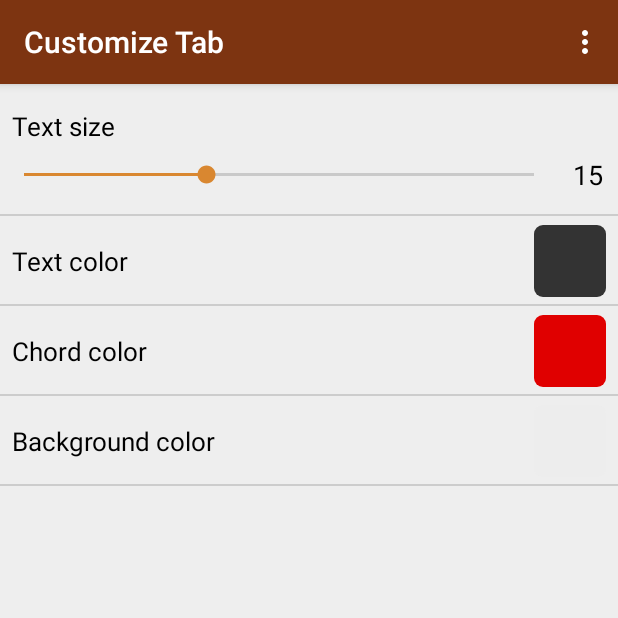
After one commit to mariusivas/my-ukulele-songs, an Android app: the CustomizeTabActivity screen opened directly, with no data from a screen before it, on a phone screen of 412 x 824 dp, the top half of it. The commit adds this screen. Run offline under Robolectric (Android 15) with nearby library versions, the phone set to English and light mode, and no system bars; libraries missing offline, so code that uses them is left out: com.flask.colorpicker.

Commit message:
Added customizations

```diff
--- /dev/null
+++ b/app/src/main/java/com/mivas/myukulelesongs/exception/NoSongsException.kt
@@ -0,0 +1,4 @@
+package com.mivas.myukulelesongs.exception
+
+class NoSongsException : Exception() {
+}
--- /dev/null
+++ b/app/src/main/java/com/mivas/myukulelesongs/ui/activity/CustomizeTabActivity.kt
@@ -0,0 +1,133 @@
+package com.mivas.myukulelesongs.ui.activity
+
+import android.content.DialogInterface
+import android.content.Intent
+import androidx.appcompat.app.AppCompatActivity
+import android.os.Bundle
+import android.view.Menu
+import android.view.MenuItem
+import android.widget.SeekBar
+import android.widget.Toast
+import androidx.appcompat.app.AlertDialog
+import androidx.lifecycle.ViewModelProviders
+import com.flask.colorpicker.ColorPickerView
+import com.flask.colorpicker.builder.ColorPickerClickListener
+import com.flask.colorpicker.builder.ColorPickerDialogBuilder
+import com.mivas.myukulelesongs.R
+import com.mivas.myukulelesongs.util.Constants
+import com.mivas.myukulelesongs.viewmodel.CustomizeTabViewModel
+import com.mivas.myukulelesongs.viewmodel.SongsViewModel
+import kotlinx.android.synthetic.main.activity_customize_tab.*
+import org.jetbrains.anko.alert
+
+class CustomizeTabActivity : AppCompatActivity() {
+
+    private lateinit var viewModel: CustomizeTabViewModel
+
+    override fun onCreate(savedInstanceState: Bundle?) {
+        super.onCreate(savedInstanceState)
+        setContentView(R.layout.activity_customize_tab)
+
+        title = getString(R.string.customize_tab_activity_title)
+        viewModel = ViewModelProviders.of(this).get(CustomizeTabViewModel::class.java)
+
+        initViews()
+        initListeners()
+    }
+
+    override fun onCreateOptionsMenu(menu: Menu?): Boolean {
+        menuInflater.inflate(R.menu.menu_customize_tab, menu)
+        return true
+    }
+
+    override fun onOptionsItemSelected(item: MenuItem): Boolean {
+        return when (item.itemId) {
+            R.id.action_reset -> {
+                alert(R.string.customize_tab_activity_dialog_reset_description, R.string.customize_tab_activity_dialog_reset_title) {
+                    negativeButton(R.string.generic_cancel) {}
+                    positiveButton(R.string.generic_reset) {
+                        viewModel.reset()
+                        initViews()
+                        sendUpdateBroadcast()
+                    }
+                }.show()
+                true
+            }
+            android.R.id.home -> {
+                onBackPressed()
+                true
+            }
+            else -> super.onOptionsItemSelected(item)
+        }
+    }
+
+    private fun initViews() {
+        val textSize = viewModel.getTextSize()
+        textSizeSeekBar.progress = textSize
+        textSizeText.text = textSize.toString()
+        textColorView.background = viewModel.createBackground(viewModel.getTextColor())
+        chordColorView.background = viewModel.createBackground(viewModel.getChordColor())
+        backgroundColorView.background = viewModel.createBackground(viewModel.getBackgroundColor())
+    }
+
+    private fun initListeners() {
+        textSizeSeekBar.setOnSeekBarChangeListener(object : SeekBar.OnSeekBarChangeListener {
+
+            override fun onStartTrackingTouch(p0: SeekBar?) = Unit
+            override fun onStopTrackingTouch(p0: SeekBar?) {
+                viewModel.setTextSize(p0!!.progress)
+                sendUpdateBroadcast()
+            }
+
+            override fun onProgressChanged(p0: SeekBar?, p1: Int, p2: Boolean) {
+                textSizeText.text = p1.toString()
+            }
+
+        })
+        textColorLayout.setOnClickListener {
+            ColorPickerDialogBuilder
+                .with(this)
+                .initialColor(viewModel.getTextColor())
+                .wheelType(ColorPickerView.WHEEL_TYPE.CIRCLE)
+                .density(12)
+                .setPositiveButton(R.string.generic_ok) { _, color, _ ->
+                    viewModel.setTextColor(color)
+                    textColorView.background = viewModel.createBackground(color)
+                    sendUpdateBroadcast()
+                }
+                .build()
+                .show()
+        }
+        chordColorLayout.setOnClickListener {
+            ColorPickerDialogBuilder
+                .with(this)
+                .initialColor(viewModel.getChordColor())
+                .wheelType(ColorPickerView.WHEEL_TYPE.CIRCLE)
+                .density(12)
+                .setPositiveButton(R.string.generic_ok) { _, color, _ ->
+                    viewModel.setChordColor(color)
+                    chordColorView.background = viewModel.createBackground(color)
+                    sendUpdateBroadcast()
+                }
+                .build()
+                .show()
+        }
+        backgroundColorLayout.setOnClickListener {
+            ColorPickerDialogBuilder
+                .with(this)
+                .initialColor(viewModel.getBackgroundColor())
+                .wheelType(ColorPickerView.WHEEL_TYPE.CIRCLE)
+                .density(12)
+                .setPositiveButton(R.string.generic_ok) { _, color, _ ->
+                    viewModel.setBackgroundColor(color)
+                    backgroundColorView.background = viewModel.createBackground(color)
+                    sendUpdateBroadcast()
+                }
+                .build()
+                .show()
+        }
+    }
+
+    private fun sendUpdateBroadcast() = sendBroadcast(Intent(Constants.BROADCAST_CUSTOMIZATIONS_UPDATED))
+
+}
--- /dev/null
+++ b/app/src/main/java/com/mivas/myukulelesongs/util/DimensionUtils.kt
@@ -0,0 +1,16 @@
+package com.mivas.myukulelesongs.util
+
+import android.content.Context
+import android.util.TypedValue
+import com.mivas.myukulelesongs.App
+
+object DimensionUtils {
+
+    fun dpToPx(dp: Int): Int {
+        return TypedValue.applyDimension(TypedValue.COMPLEX_UNIT_DIP, dp.toFloat(), App.instance.applicationContext.resources.displayMetrics).toInt()
+    }
+
+    fun spToPx(sp: Float): Int {
+        return TypedValue.applyDimension(TypedValue.COMPLEX_UNIT_SP, sp, App.instance.applicationContext.resources.displayMetrics).toInt()
+    }
+}
--- /dev/null
+++ b/app/src/main/java/com/mivas/myukulelesongs/viewmodel/CustomizeTabViewModel.kt
@@ -0,0 +1,45 @@
+package com.mivas.myukulelesongs.viewmodel
+
+import android.app.Application
+import android.content.Context
+import android.graphics.drawable.GradientDrawable
+import android.text.SpannableString
+import android.text.SpannableStringBuilder
+import android.text.style.ForegroundColorSpan
+import androidx.lifecycle.AndroidViewModel
+import com.mivas.myukulelesongs.database.model.Song
+import com.mivas.myukulelesongs.model.ChordData
+import com.mivas.myukulelesongs.repository.TabRepository
+import com.mivas.myukulelesongs.util.ChordDetector
+import com.mivas.myukulelesongs.util.Constants
+import com.mivas.myukulelesongs.util.DimensionUtils
+import com.mivas.myukulelesongs.util.Prefs
+
+class CustomizeTabViewModel(application: Application) : AndroidViewModel(application) {
+
+    fun getTextSize() = Prefs.getInt(Constants.PREF_TAB_TEXT_SIZE, Constants.DEFAULT_TAB_TEXT_SIZE)
+    fun getTextColor() = Prefs.getInt(Constants.PREF_TAB_TEXT_COLOR, Constants.DEFAULT_TAB_TEXT_COLOR)
+    fun getChordColor() = Prefs.getInt(Constants.PREF_TAB_CHORD_COLOR, Constants.DEFAULT_TAB_CHORD_COLOR)
+    fun getBackgroundColor() = Prefs.getInt(Constants.PREF_TAB_BACKGROUND_COLOR, Constants.DEFAULT_TAB_BACKGROUND_COLOR)
+
+    fun setTextSize(textSize: Int) = Prefs.putInt(Constants.PREF_TAB_TEXT_SIZE, textSize)
+    fun setTextColor(textColor: Int) = Prefs.putInt(Constants.PREF_TAB_TEXT_COLOR, textColor)
+    fun setChordColor(chordColor: Int) = Prefs.putInt(Constants.PREF_TAB_CHORD_COLOR, chordColor)
+    fun setBackgroundColor(backgroundColor: Int) = Prefs.putInt(Constants.PREF_TAB_BACKGROUND_COLOR, backgroundColor)
+
+    fun createBackground(backgroundColor: Int): GradientDrawable {
+        return GradientDrawable().apply {
+            shape = GradientDrawable.RECTANGLE
+            cornerRadius = DimensionUtils.dpToPx(6).toFloat()
+            setColor(backgroundColor)
+        }
+    }
+
+    fun reset() {
+        setTextSize(Constants.DEFAULT_TAB_TEXT_SIZE)
+        setTextColor(Constants.DEFAULT_TAB_TEXT_COLOR)
+        setChordColor(Constants.DEFAULT_TAB_CHORD_COLOR)
+        setBackgroundColor(Constants.DEFAULT_TAB_BACKGROUND_COLOR)
+    }
+
+}
--- /dev/null
+++ b/app/src/main/res/layout/activity_customize_tab.xml
@@ -0,0 +1,168 @@
+<?xml version="1.0" encoding="utf-8"?>
+<LinearLayout xmlns:android="http://schemas.android.com/apk/res/android"
+    xmlns:app="http://schemas.android.com/apk/res-auto"
+    xmlns:tools="http://schemas.android.com/tools"
+    android:layout_width="match_parent"
+    android:layout_height="match_parent"
+    android:background="@color/greyEE"
+    android:orientation="vertical"
+    tools:context=".ui.activity.CustomizeTabActivity">
+
+    <androidx.constraintlayout.widget.ConstraintLayout
+        android:id="@+id/textSizeLayout"
+        android:layout_width="match_parent"
+        android:layout_height="88dp">
+
+        <TextView
+            android:id="@+id/textSizeLabel"
+            android:layout_width="wrap_content"
+            android:layout_height="wrap_content"
+            android:layout_marginStart="8dp"
+            android:layout_marginTop="16dp"
+            android:text="@string/customize_tab_activity_text_text_size"
+            android:textColor="@color/black"
+            android:textSize="17sp"
+            app:layout_constraintStart_toStartOf="parent"
+            app:layout_constraintTop_toTopOf="parent" />
+
+        <TextView
+            android:id="@+id/textSizeText"
+            android:layout_width="40dp"
+            android:layout_height="wrap_content"
+            android:layout_marginTop="8dp"
+            android:gravity="center"
+            android:textColor="@color/black"
+            android:textSize="18sp"
+            app:layout_constraintEnd_toEndOf="parent"
+            app:layout_constraintTop_toBottomOf="@+id/textSizeLabel" />
+
+        <androidx.appcompat.widget.AppCompatSeekBar
+            android:id="@+id/textSizeSeekBar"
+            android:layout_width="0dp"
+            android:layout_height="0dp"
+            android:max="42"
+            app:layout_constraintBottom_toBottomOf="@+id/textSizeText"
+            app:layout_constraintEnd_toStartOf="@+id/textSizeText"
+            app:layout_constraintStart_toStartOf="parent"
+            app:layout_constraintTop_toTopOf="@+id/textSizeText" />
+
+        <View
+            android:layout_width="match_parent"
+            android:layout_height="1dp"
+            android:background="@color/greyCC"
+            app:layout_constraintBottom_toBottomOf="parent" />
+
+    </androidx.constraintlayout.widget.ConstraintLayout>
+
+    <androidx.constraintlayout.widget.ConstraintLayout
+        android:id="@+id/textColorLayout"
+        android:layout_width="match_parent"
+        android:layout_height="60dp"
+        android:background="?android:attr/selectableItemBackground"
+        android:clickable="true"
+        android:focusable="true">
+
+        <TextView
+            android:id="@+id/textColorLabel"
+            android:layout_width="wrap_content"
+            android:layout_height="wrap_content"
+            android:layout_marginStart="8dp"
+            android:text="@string/customize_tab_activity_text_text_color"
+            android:textColor="@color/black"
+            android:textSize="17sp"
+            app:layout_constraintBottom_toBottomOf="parent"
+            app:layout_constraintStart_toStartOf="parent"
+            app:layout_constraintTop_toTopOf="parent" />
+
+        <View
+            android:id="@+id/textColorView"
+            android:layout_width="48dp"
+            android:layout_height="48dp"
+            android:layout_marginEnd="8dp"
+            app:layout_constraintBottom_toBottomOf="parent"
+            app:layout_constraintEnd_toEndOf="parent"
+            app:layout_constraintTop_toTopOf="parent" />
+
+        <View
+            android:layout_width="match_parent"
+            android:layout_height="1dp"
+            android:background="@color/greyCC"
+            app:layout_constraintBottom_toBottomOf="parent" />
+
+    </androidx.constraintlayout.widget.ConstraintLayout>
+
+    <androidx.constraintlayout.widget.ConstraintLayout
+        android:id="@+id/chordColorLayout"
+        android:layout_width="match_parent"
+        android:layout_height="60dp"
+        android:background="?android:attr/selectableItemBackground"
+        android:clickable="true"
+        android:focusable="true">
+
+        <TextView
+            android:id="@+id/chordColorLabel"
+            android:layout_width="wrap_content"
+            android:layout_height="wrap_content"
+            android:layout_marginStart="8dp"
+            android:text="@string/customize_tab_activity_text_chord_color"
+            android:textColor="@color/black"
+            android:textSize="17sp"
+            app:layout_constraintBottom_toBottomOf="parent"
+            app:layout_constraintStart_toStartOf="parent"
+            app:layout_constraintTop_toTopOf="parent" />
+
+        <View
+            android:id="@+id/chordColorView"
+            android:layout_width="48dp"
+            android:layout_height="48dp"
+            android:layout_marginEnd="8dp"
+            app:layout_constraintBottom_toBottomOf="parent"
+            app:layout_constraintEnd_toEndOf="parent"
+            app:layout_constraintTop_toTopOf="parent" />
+
+        <View
+            android:layout_width="match_parent"
+            android:layout_height="1dp"
+            android:background="@color/greyCC"
+            app:layout_constraintBottom_toBottomOf="parent" />
+
+    </androidx.constraintlayout.widget.ConstraintLayout>
+
+    <androidx.constraintlayout.widget.ConstraintLayout
+        android:id="@+id/backgroundColorLayout"
+        android:layout_width="match_parent"
+        android:layout_height="60dp"
+        android:background="?android:attr/selectableItemBackground"
+        android:clickable="true"
+        android:focusable="true">
+
+        <TextView
+            android:id="@+id/backgroundColorLabel"
+            android:layout_width="wrap_content"
+            android:layout_height="wrap_content"
+            android:layout_marginStart="8dp"
+            android:text="@string/customize_tab_activity_text_background_color"
+            android:textColor="@color/black"
+            android:textSize="17sp"
+            app:layout_constraintBottom_toBottomOf="parent"
+            app:layout_constraintStart_toStartOf="parent"
+            app:layout_constraintTop_toTopOf="parent" />
+
+        <View
+            android:id="@+id/backgroundColorView"
+            android:layout_width="48dp"
+            android:layout_height="48dp"
+            android:layout_marginEnd="8dp"
+            app:layout_constraintBottom_toBottomOf="parent"
+            app:layout_constraintEnd_toEndOf="parent"
+            app:layout_constraintTop_toTopOf="parent" />
+
+        <View
+            android:layout_width="match_parent"
+            android:layout_height="1dp"
+            android:background="@color/greyCC"
+            app:layout_constraintBottom_toBottomOf="parent" />
+
+    </androidx.constraintlayout.widget.ConstraintLayout>
+
+</LinearLayout>
--- a/app/src/main/res/layout/activity_tab.xml
+++ b/app/src/main/res/layout/activity_tab.xml
@@ -4,6 +4,7 @@
     xmlns:tools="http://schemas.android.com/tools"
     android:id="@+id/tabParent"
     android:layout_width="match_parent"
+    android:keepScreenOn="true"
     android:layout_height="match_parent"
     tools:context=".ui.activity.TabActivity">
 
@@ -37,6 +38,7 @@
                     android:layout_width="match_parent"
                     android:layout_height="wrap_content"
                     android:layout_marginTop="8dp"
+                    android:layout_marginBottom="8dp"
                     android:background="@drawable/background_mahogany_light"
                     android:elevation="4dp"
                     app:layout_constraintBottom_toTopOf="@+id/strummingPatternsLayout"
@@ -77,7 +79,6 @@
                     android:id="@+id/strummingPatternsLayout"
                     android:layout_width="match_parent"
                     android:layout_height="wrap_content"
-                    android:layout_marginTop="8dp"
                     android:layout_marginBottom="8dp"
                     android:background="@drawable/background_mahogany_light"
                     android:elevation="4dp"
--- /dev/null
+++ b/app/src/main/res/menu/menu_customize_tab.xml
@@ -0,0 +1,10 @@
+<?xml version="1.0" encoding="utf-8"?>
+<menu xmlns:android="http://schemas.android.com/apk/res/android"
+    xmlns:app="http://schemas.android.com/apk/res-auto">
+
+    <item
+        android:id="@+id/action_reset"
+        android:title="@string/customize_tab_activity_menu_reset"
+        app:showAsAction="never" />
+
+</menu>
--- a/app/src/main/res/menu/menu_songs_activity.xml
+++ b/app/src/main/res/menu/menu_songs_activity.xml
@@ -13,12 +13,12 @@
         android:title="@string/songs_activity_menu_add"
         app:showAsAction="ifRoom" />
 
-    <!--<item
+    <item
         android:id="@+id/action_randomize"
         android:title="@string/songs_activity_menu_randomize"
         app:showAsAction="never" />
 
-    <item
+    <!--<item
         android:id="@+id/action_settings"
         android:title="@string/songs_activity_menu_settings"
         app:showAsAction="never" />-->
--- a/app/src/main/res/menu/menu_tab.xml
+++ b/app/src/main/res/menu/menu_tab.xml
@@ -8,4 +8,9 @@
         android:title="@string/tab_activity_menu_edit"
         app:showAsAction="ifRoom" />
 
+    <item
+        android:id="@+id/action_customize"
+        android:title="@string/tab_activity_menu_customize"
+        app:showAsAction="never" />
+
 </menu>
--- a/app/src/main/res/values/colors.xml
+++ b/app/src/main/res/values/colors.xml
@@ -11,4 +11,6 @@
     <color name="colorSong">#87471a</color>
     <color name="mapple">#e6b371</color>
     <color name="colorFieldBackground">#fff8e8</color>
+    <color name="greyCC">#CCCCCC</color>
+    <color name="greyEE">#EEEEEE</color>
 </resources>
--- a/app/src/main/res/values/strings.xml
+++ b/app/src/main/res/values/strings.xml
@@ -5,12 +5,14 @@
     <string name="generic_ok">OK</string>
     <string name="generic_delete">Delete</string>
     <string name="generic_cancel">Cancel</string>
+    <string name="generic_reset">Reset</string>
 
     <!--Songs Activity-->
     <string name="songs_activity_menu_search">Search</string>
     <string name="songs_activity_menu_add">Add Song</string>
     <string name="songs_activity_menu_randomize">Randomize</string>
     <string name="songs_activity_menu_settings">Settings</string>
+    <string name="songs_activity_toast_no_songs">You have no songs</string>
 
     <!--Add Edit Song Activity-->
     <string name="add_edit_song_activity_text_add_song">Add Song</string>
@@ -28,7 +30,19 @@
 
     <!--Tab Activity-->
     <string name="tab_activity_menu_edit">Edit</string>
+    <string name="tab_activity_menu_customize">Customize</string>
     <string name="tab_activity_text_chords">Chords</string>
     <string name="tab_activity_text_strumming_patterns">Strumming\npatterns</string>
 
+    <!--Customize Tab Activity-->
+    <string name="customize_tab_activity_title">Customize Tab</string>
+    <string name="customize_tab_activity_menu_reset">Reset</string>
+    <string name="customize_tab_activity_text_text_size">Text size</string>
+    <string name="customize_tab_activity_text_text_color">Text color</string>
+    <string name="customize_tab_activity_text_chord_color">Chord color</string>
+    <string name="customize_tab_activity_text_background_color">Background color</string>
+    <string name="customize_tab_activity_dialog_reset_title">Reset customizations</string>
+    <string name="customize_tab_activity_dialog_reset_description">Are you sure you want to reset customizations to default settings?</string>
+
+
 </resources>
--- a/build.gradle
+++ b/build.gradle
@@ -1,7 +1,7 @@
 // Top-level build file where you can add configuration options common to all sub-projects/modules.
 
 buildscript {
-    ext.kotlin_version = '1.3.41'
+    ext.kotlin_version = '1.3.50'
     ext.anko_version = '0.10.5'
     repositories {
         google()
@@ -21,7 +21,7 @@ allprojects {
     repositories {
         google()
         jcenter()
-
+        maven { url "https://jitpack.io" }
     }
 }
 
```
Also changed, not shown: app/build.gradle (+6 -3 lines), app/src/main/AndroidManifest.xml (+8 -8 lines), app/src/main/java/com/mivas/myukulelesongs/ui/activity/SongsActivity.kt (+19 -5 lines), app/src/main/java/com/mivas/myukulelesongs/ui/activity/TabActivity.kt (+32 -4 lines), app/src/main/java/com/mivas/myukulelesongs/util/Constants.kt (+3 -10 lines), app/src/main/java/com/mivas/myukulelesongs/viewmodel/SongsViewModel.kt (+8 -0 lines), app/src/main/java/com/mivas/myukulelesongs/viewmodel/TabViewModel.kt (+6 -1 lines).
